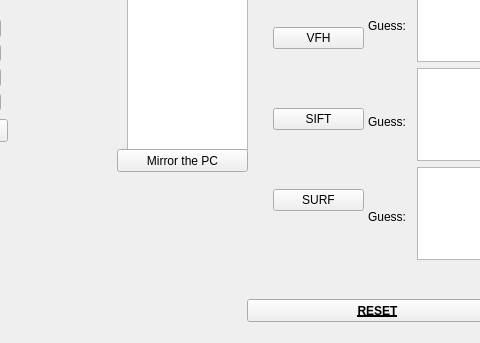
First picture: the form in components/objectDetectionTester/src/guiDlg.ui, repository robocomp/perception, before the edit; both pictures show x 103 to 583 and y 81 to 424 of the 967 by 424 pixel window.
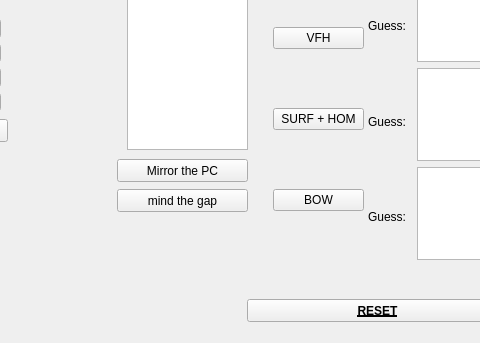
Second picture: the form after the edit.

What changed in the file:
```diff
--- a/components/objectDetectionTester/src/guiDlg.ui
+++ b/components/objectDetectionTester/src/guiDlg.ui
@@ -276,7 +276,7 @@
    <property name="geometry">
     <rect>
      <x>220</x>
-     <y>230</y>
+     <y>240</y>
      <width>131</width>
      <height>23</height>
     </rect>
@@ -318,19 +318,32 @@
     <item>
      <widget class="QPushButton" name="pushButton_2">
       <property name="text">
-       <string>SIFT</string>
+       <string>SURF + HOM</string>
       </property>
      </widget>
     </item>
     <item>
      <widget class="QPushButton" name="pushButton_3">
       <property name="text">
-       <string>SURF</string>
+       <string>BOW</string>
       </property>
      </widget>
     </item>
    </layout>
   </widget>
+  <widget class="QPushButton" name="mind_the_gap_button">
+   <property name="geometry">
+    <rect>
+     <x>220</x>
+     <y>270</y>
+     <width>131</width>
+     <height>23</height>
+    </rect>
+   </property>
+   <property name="text">
+    <string>mind the gap</string>
+   </property>
+  </widget>
  </widget>
  <resources/>
  <connections/>
```
Left out of the diff: 2 changed lines with no effect on the pictures.
